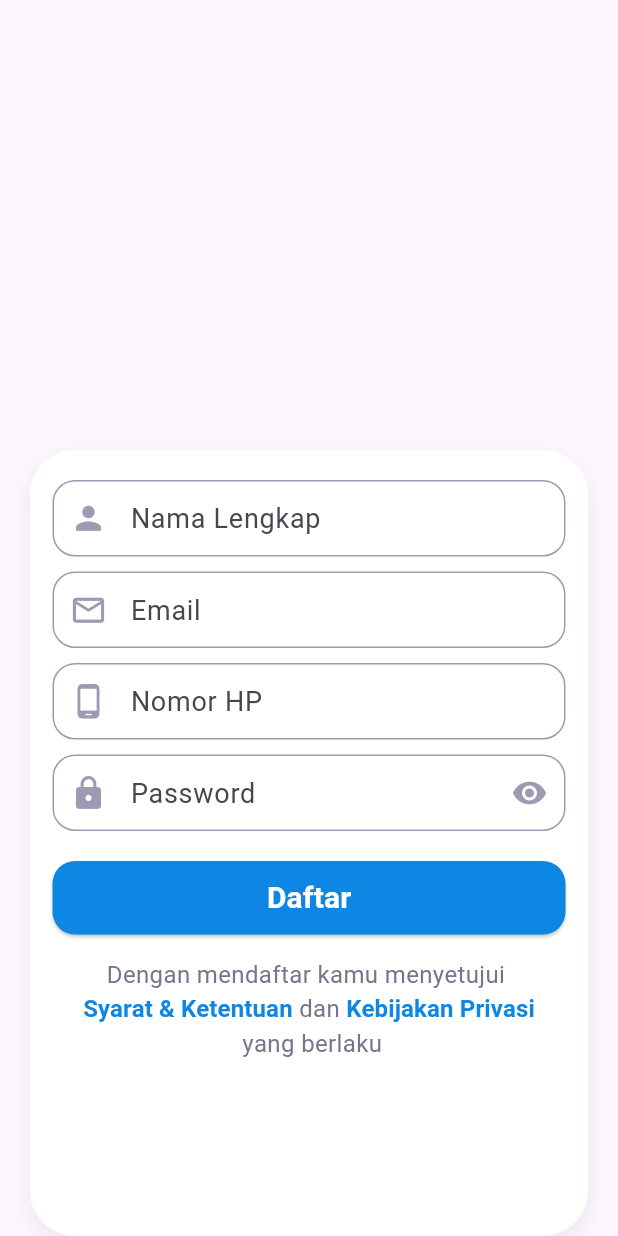
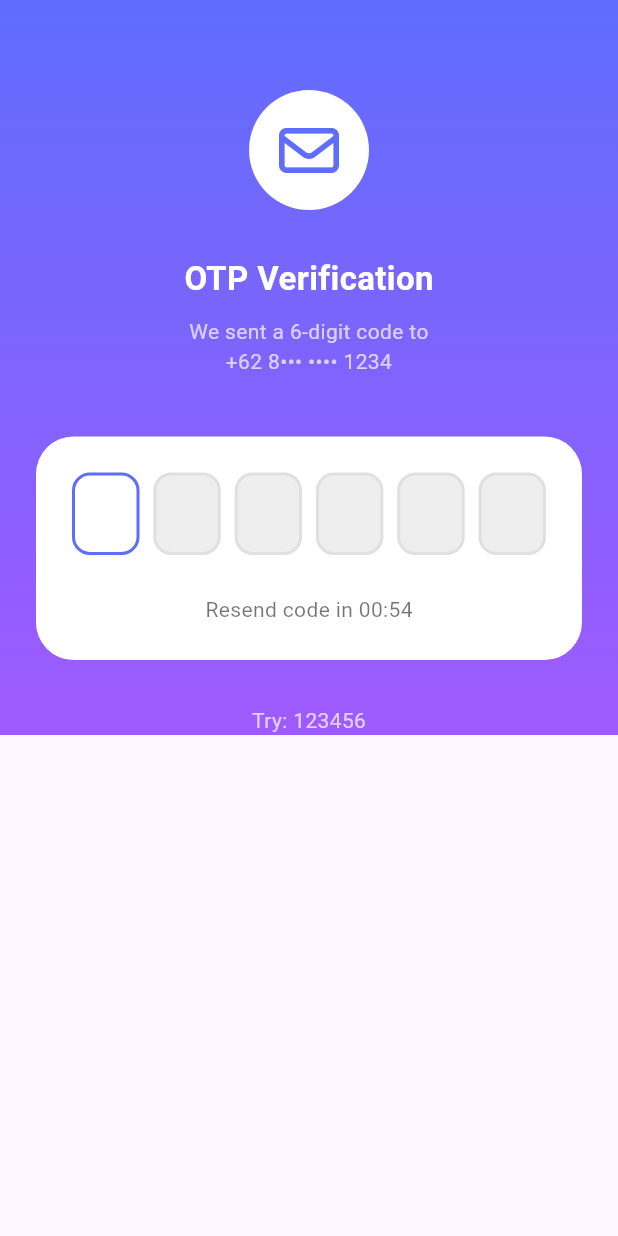
Before and after one commit to zonajasa/zonajasa-mobile-flutter, a Flutter app: the RegisterCard widget shown alone on an empty page, opened directly, after a tap on "Daftar", on a phone screen of 412 x 824 dp. Run offline on Flutter 3.47's test engine with Material 3 defaults, Android fonts, the phone set to English and light mode, and no system bars; drawn by our look-alikes of pin_code_fields; our stand-ins replace font_awesome_flutter, geocoding, geolocator, loading_animation_widget.

Commit message:
opt Ui clear

```diff
--- a/lib/dashboard.dart
+++ b/lib/dashboard.dart
@@ -16,7 +16,7 @@
 class _DashboardState extends State<Dashboard> {
   bool _isLoading = true;
   int _selectedIndex = 0;
-  BottomNavigationBarType _bottomNavType = BottomNavigationBarType.fixed;
+  final BottomNavigationBarType _bottomNavType = BottomNavigationBarType.fixed;
 
   @override
   void initState() {
@@ -78,7 +78,7 @@
 
 //////////////////////////// DASHBOARD ////////////////////////////
 class _buildHome extends StatefulWidget {
-  const _buildHome({super.key});
+  const _buildHome();
 
   @override
   State<_buildHome> createState() => _buildHomeState();
@@ -853,7 +853,7 @@
 
 //////////// LOADING  /////////
 class _buildSkeleton extends StatelessWidget {
-  const _buildSkeleton({super.key});
+  const _buildSkeleton();
 
   @override
   Widget build(BuildContext context) {
--- a/lib/regiater_card.dart
+++ b/lib/regiater_card.dart
@@ -1,4 +1,5 @@
 import 'package:flutter/material.dart';
+import 'package:jasa_app/ui_otp.dart';
 
 class RegisterCard extends StatefulWidget {
   const RegisterCard({super.key});
@@ -203,7 +204,10 @@
                   ),
                 ),
                 onPressed: () {
-                  // proses login
+                  // proses otp
+                  Navigator.of(
+                    context,
+                  ).push(MaterialPageRoute(builder: (context) => UiPinCode()));
                 },
                 child: Padding(
                   padding: const EdgeInsets.all(10.0),
--- a/lib/ui_otp.dart
+++ b/lib/ui_otp.dart
@@ -1,10 +1,179 @@
+import 'dart:async';
 import 'package:flutter/material.dart';
+import 'package:pin_code_fields/pin_code_fields.dart';
+import 'package:font_awesome_flutter/font_awesome_flutter.dart';
 
-class Otp_ui extends StatelessWidget {
-  const Otp_ui({super.key});
+class UiPinCode extends StatefulWidget {
+  const UiPinCode({super.key});
+
+  @override
+  State<UiPinCode> createState() => _UiPinCodeState();
+}
+
+class _UiPinCodeState extends State<UiPinCode> {
+  final TextEditingController otpController = TextEditingController();
+
+  int secondsRemaining = 55;
+  Timer? timer;
+
+  @override
+  void initState() {
+    super.initState();
+    startTimer();
+  }
+
+  void startTimer() {
+    timer?.cancel();
+    timer = Timer.periodic(const Duration(seconds: 1), (timer) {
+      if (secondsRemaining > 0) {
+        setState(() {
+          secondsRemaining--;
+        });
+      } else {
+        timer.cancel();
+      }
+    });
+  }
+
+  String get formattedTime => secondsRemaining.toString().padLeft(2, '0');
+
+  @override
+  void dispose() {
+    timer?.cancel();
+    otpController.dispose();
+    super.dispose();
+  }
 
   @override
   Widget build(BuildContext context) {
-    return Container();
+    return Scaffold(
+      resizeToAvoidBottomInset: true,
+      body: Container(
+        width: double.infinity,
+        decoration: const BoxDecoration(
+          gradient: LinearGradient(
+            colors: [Color(0xff5f6dfc), Color(0xff9f5afd)],
+            begin: Alignment.topCenter,
+            end: Alignment.bottomCenter,
+          ),
+        ),
+        child: SafeArea(
+          child: SingleChildScrollView(
+            child: Column(
+              children: [
+                const SizedBox(height: 60),
+
+                /// ICON
+                Container(
+                  padding: const EdgeInsets.all(20),
+                  decoration: const BoxDecoration(
+                    color: Colors.white,
+                    shape: BoxShape.circle,
+                  ),
+                  child: FaIcon(
+                    FontAwesomeIcons.envelope,
+                    size: 40,
+                    color: Color(0xff5f6dfc),
+                  ),
+                ),
+
+                const SizedBox(height: 30),
+
+                /// TITLE
+                const Text(
+                  "OTP Verification",
+                  style: TextStyle(
+                    fontSize: 22,
+                    fontWeight: FontWeight.bold,
+                    color: Colors.white,
+                  ),
+                ),
+
+                const SizedBox(height: 10),
+
+                const Text(
+                  "We sent a 6-digit code to\n+62 8••• •••• 1234",
+                  textAlign: TextAlign.center,
+                  style: TextStyle(color: Colors.white70),
+                ),
+
+                const SizedBox(height: 40),
+
+                /// WHITE CARD
+                Container(
+                  margin: const EdgeInsets.symmetric(horizontal: 24),
+                  padding: const EdgeInsets.all(24),
+                  decoration: BoxDecoration(
+                    color: Colors.white,
+                    borderRadius: BorderRadius.circular(25),
+                  ),
+                  child: Column(
+                    children: [
+                      /// PIN FIELD
+                      PinCodeTextField(
+                        appContext: context,
+                        length: 6,
+                        controller: otpController,
+                        autoFocus: true,
+                        keyboardType: TextInputType.number,
+                        animationType: AnimationType.fade,
+                        enableActiveFill: true,
+                        pinTheme: PinTheme(
+                          shape: PinCodeFieldShape.box,
+                          borderRadius: BorderRadius.circular(12),
+                          fieldHeight: 55,
+                          fieldWidth: 45,
+                          inactiveColor: Colors.grey.shade300,
+                          selectedColor: const Color(0xff5f6dfc),
+                          activeColor: const Color(0xff5f6dfc),
+                          inactiveFillColor: Colors.grey.shade200,
+                          selectedFillColor: Colors.white,
+                          activeFillColor: Colors.white,
+                        ),
+                        onChanged: (value) {},
+                        onCompleted: (value) {
+                          debugPrint("OTP: $value");
+                        },
+                      ),
+
+                      const SizedBox(height: 10),
+
+                      /// RESEND
+                      secondsRemaining > 0
+                          ? Text(
+                              "Resend code in 00:$formattedTime",
+                              style: const TextStyle(color: Colors.black54),
+                            )
+                          : TextButton(
+                              onPressed: () {
+                                setState(() {
+                                  secondsRemaining = 55;
+                                });
+                                startTimer();
+                              },
+                              child: const Text(
+                                "Resend Code",
+                                style: TextStyle(
+                                  color: Color(0xff5f6dfc),
+                                  fontWeight: FontWeight.bold,
+                                ),
+                              ),
+                            ),
+                    ],
+                  ),
+                ),
+
+                const SizedBox(height: 30),
+
+                const Text(
+                  "Try: 123456",
+                  style: TextStyle(color: Colors.white70),
+                ),
+              ],
+            ),
+          ),
+        ),
+      ),
+    );
   }
 }
--- a/pubspec.yaml
+++ b/pubspec.yaml
@@ -34,6 +34,7 @@
 
   # The following adds the Cupertino Icons font to your application.
   # Use with the CupertinoIcons class for iOS style icons.
+  pin_code_fields: ^8.0.1
   cupertino_icons: ^1.0.8
   loading_animation_widget: ^1.3.0
   flutter_custom_textfields: ^0.0.6+2
```
Also changed, not shown: pubspec.lock.
